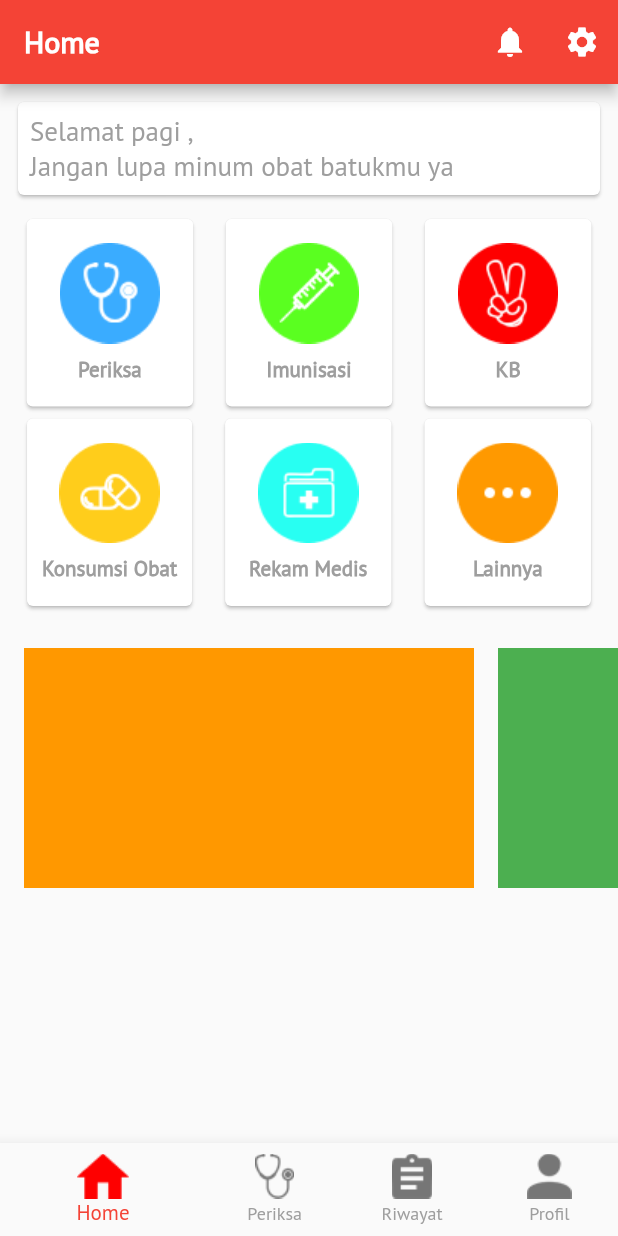
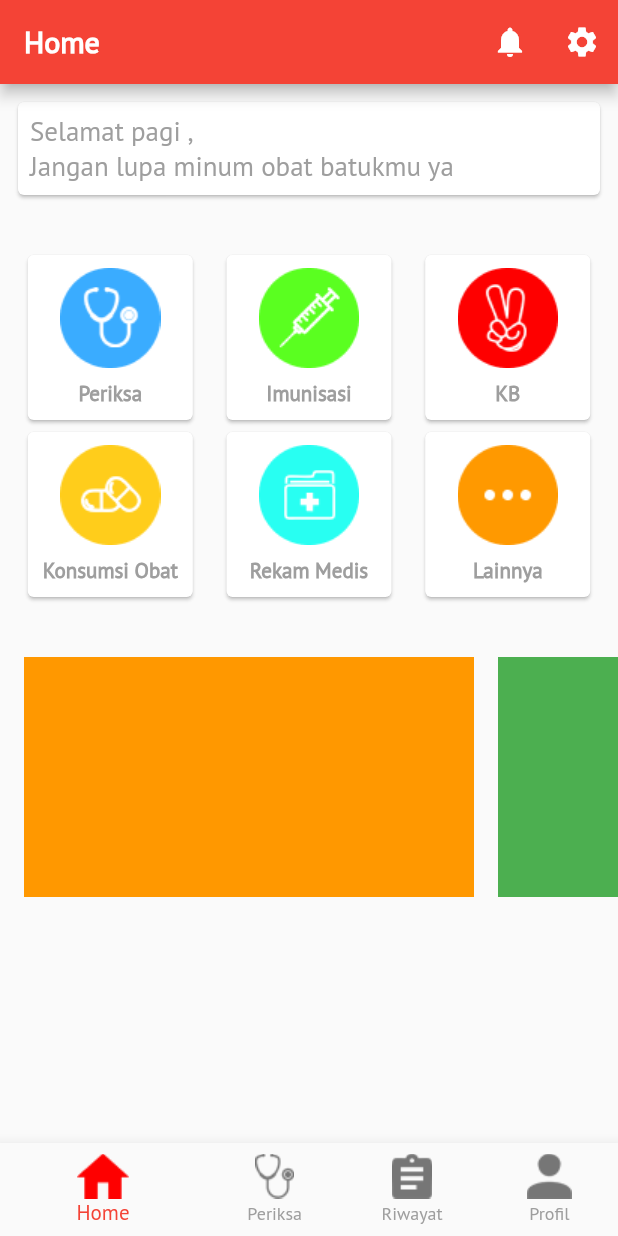
Before and after one commit to Renziera/Sehat.ia, a Flutter app: the Home screen opened directly, on a phone screen of 412 x 824 dp. Run offline on Flutter 3.47's test engine with Material 2 defaults, Android fonts, the phone set to English and light mode, and no system bars; our stand-ins replace firebase_auth, google_sign_in; accounts and stored records are empty.

Commit message:
Programmer's Block is real!

```diff
--- a/app/lib/home.dart
+++ b/app/lib/home.dart
@@ -1,5 +1,7 @@
 import 'package:flutter/material.dart';
 import 'package:sehatia/home_page.dart';
+import 'package:sehatia/periksa.dart';
+import 'package:sehatia/profil.dart';
 
 class Home extends StatefulWidget {
   @override
@@ -11,9 +13,9 @@ class _HomeState extends State<Home> {
 
   List<Widget> _pages = [
     HomePage(),
+    Periksa(),
     SizedBox.shrink(),
-    SizedBox.shrink(),
-    SizedBox.shrink(),
+    Profil(),
   ];
 
   List<String> _titles = [
@@ -43,6 +45,16 @@ class _HomeState extends State<Home> {
         ],
       ),
       body: _pages[_index],
+      floatingActionButton: _index == 3
+          ? FloatingActionButton(
+              onPressed: () {
+                Navigator.of(context).push(
+                    MaterialPageRoute(builder: (context) => TambahProfil()));
+              },
+              child: Icon(Icons.add),
+              backgroundColor: Colors.red,
+            )
+          : null,
       bottomNavigationBar: BottomNavigationBar(
         currentIndex: _index,
         onTap: (index) {
--- a/app/lib/home_page.dart
+++ b/app/lib/home_page.dart
@@ -40,16 +40,18 @@ class _HomePageState extends State<HomePage> {
               ),
             ),
           ),
+          SizedBox(height: 24),
           Row(
             mainAxisAlignment: MainAxisAlignment.spaceEvenly,
             children: <Widget>[
               GestureDetector(
                 onTap: () {},
                 child: Card(
-                  child: Padding(
-                    padding: const EdgeInsets.symmetric(
-                        vertical: 16, horizontal: 22),
+                  child: SizedBox(
+                    width: 110,
+                    height: 110,
                     child: Column(
+                      mainAxisAlignment: MainAxisAlignment.center,
                       children: <Widget>[
                         Image.asset('img/ic_periksa.png'),
                         SizedBox(height: 8),
@@ -68,10 +70,11 @@ class _HomePageState extends State<HomePage> {
               GestureDetector(
                 onTap: () {},
                 child: Card(
-                  child: Padding(
-                    padding: const EdgeInsets.symmetric(
-                        vertical: 16, horizontal: 22),
+                  child: SizedBox(
+                    width: 110,
+                    height: 110,
                     child: Column(
+                      mainAxisAlignment: MainAxisAlignment.center,
                       children: <Widget>[
                         Image.asset('img/ic_imunisasi.png'),
                         SizedBox(height: 8),
@@ -90,10 +93,11 @@ class _HomePageState extends State<HomePage> {
               GestureDetector(
                 onTap: () {},
                 child: Card(
-                  child: Padding(
-                    padding: const EdgeInsets.symmetric(
-                        vertical: 16, horizontal: 22),
+                  child: SizedBox(
+                    width: 110,
+                    height: 110,
                     child: Column(
+                      mainAxisAlignment: MainAxisAlignment.center,
                       children: <Widget>[
                         Image.asset('img/ic_kb.png'),
                         SizedBox(height: 8),
@@ -117,10 +121,11 @@ class _HomePageState extends State<HomePage> {
               GestureDetector(
                 onTap: () {},
                 child: Card(
-                  child: Padding(
-                    padding: const EdgeInsets.symmetric(
-                        vertical: 16, horizontal: 10),
+                  child: SizedBox(
+                    width: 110,
+                    height: 110,
                     child: Column(
+                      mainAxisAlignment: MainAxisAlignment.center,
                       children: <Widget>[
                         Image.asset('img/ic_obat.png'),
                         SizedBox(height: 8),
@@ -139,10 +144,11 @@ class _HomePageState extends State<HomePage> {
               GestureDetector(
                 onTap: () {},
                 child: Card(
-                  child: Padding(
-                    padding: const EdgeInsets.symmetric(
-                        vertical: 16, horizontal: 16),
+                  child: SizedBox(
+                    width: 110,
+                    height: 110,
                     child: Column(
+                      mainAxisAlignment: MainAxisAlignment.center,
                       children: <Widget>[
                         Image.asset('img/ic_rekam.png'),
                         SizedBox(height: 8),
@@ -161,10 +167,11 @@ class _HomePageState extends State<HomePage> {
               GestureDetector(
                 onTap: () {},
                 child: Card(
-                  child: Padding(
-                    padding: const EdgeInsets.symmetric(
-                        vertical: 16, horizontal: 22),
+                  child: SizedBox(
+                    width: 110,
+                    height: 110,
                     child: Column(
+                      mainAxisAlignment: MainAxisAlignment.center,
                       children: <Widget>[
                         Image.asset('img/ic_more.png'),
                         SizedBox(height: 8),
@@ -182,7 +189,7 @@ class _HomePageState extends State<HomePage> {
               ),
             ],
           ),
-          SizedBox(height: 24),
+          SizedBox(height: 36),
           SingleChildScrollView(
             scrollDirection: Axis.horizontal,
             child: Row(
```
Also changed, not shown: app/lib/periksa.dart (added, +78 -0 lines), app/lib/profil.dart (added, +30 -0 lines).
